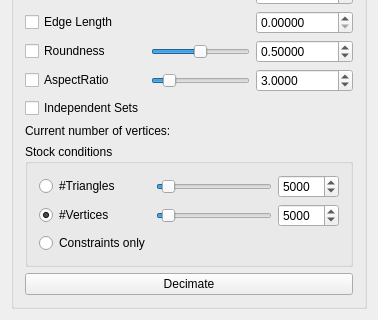
First picture: the form in Plugin-Decimater/decimaterToolbar.ui, repository ShenRen/OpenFlipper, before the edit; both pictures show x 0 to 378 and y 458 to 778 of the 378 by 778 pixel window.
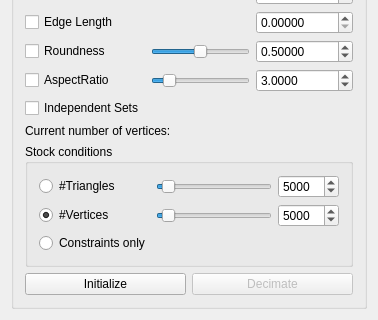
Second picture: the form after the edit.

Commit message:
add init button for keeping initialization
refs #358

```diff
--- a/Plugin-Decimater/decimaterToolbar.ui
+++ b/Plugin-Decimater/decimaterToolbar.ui
@@ -7,7 +7,7 @@
     <x>0</x>
     <y>0</y>
     <width>378</width>
-    <height>738</height>
+    <height>740</height>
    </rect>
   </property>
   <property name="windowTitle">
@@ -552,14 +552,31 @@
        </widget>
       </item>
       <item>
+       <layout class="QHBoxLayout" name="horizontalLayout_3">
+        <item>
+         <widget class="QPushButton" name="pbInitialize">
+          <property name="toolTip">
+           <string>&lt;html&gt;&lt;head/&gt;&lt;body&gt;&lt;p&gt;Initialize or reinitialize the decimater.&lt;/p&gt;&lt;p&gt;You need to initialize again, if you changed the Constraints and/or Decimation Order and/or the Decimater and/or the meshes.&lt;/p&gt;&lt;p&gt;Otherwise you will use the old one&lt;/p&gt;&lt;/body&gt;&lt;/html&gt;</string>
+          </property>
+          <property name="text">
+           <string>Initialize</string>
+          </property>
+         </widget>
+        </item>
+        <item>
        <widget class="QPushButton" name="pbDecimate">
         <property name="enabled">
-         <bool>true</bool>
+           <bool>false</bool>
+          </property>
+          <property name="toolTip">
+           <string>&lt;html&gt;&lt;head/&gt;&lt;body&gt;&lt;p&gt;Decimates all target meshes. If you change Constraints, Decimation Order, the Decimater or the mesh, initialize again.&lt;/p&gt;&lt;/body&gt;&lt;/html&gt;</string>
         </property>
         <property name="text">
          <string>Decimate</string>
         </property>
        </widget>
+        </item>
+       </layout>
       </item>
      </layout>
     </widget>
```
Lines whose indentation alone changed are shown as unchanged. The commit also changes 2 other files.
